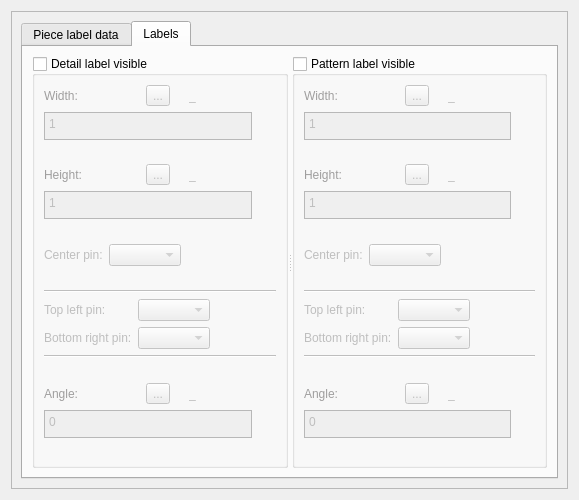
Above: src/libs/vtools/dialogs/tools/piece/tabs/tablabels.ui from FashionFreedom/Seamly2D before the change. Below: the same form after it.
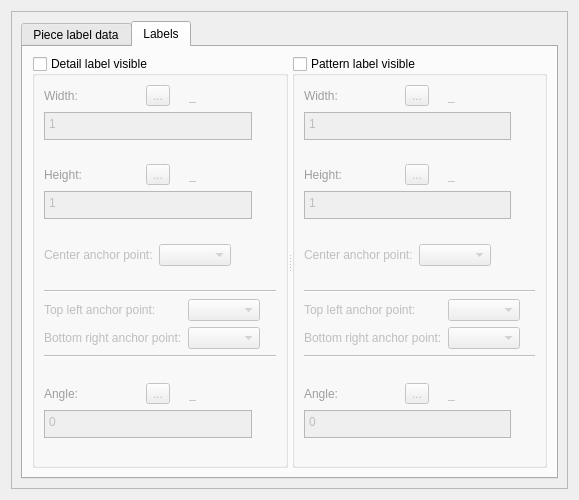
That is the form after the change. Icons and pictures are not drawn. Custom widgets are drawn as their Qt base class.

What changed in the file:
```diff
--- a/src/libs/vtools/dialogs/tools/piece/tabs/tablabels.ui
+++ b/src/libs/vtools/dialogs/tools/piece/tabs/tablabels.ui
@@ -684,7 +684,7 @@
                  <item row="0" column="0">
                   <widget class="QLabel" name="labelDLCenter">
                    <property name="text">
-                    <string>Center pin:</string>
+                    <string>Center anchor point:</string>
                    </property>
                   </widget>
                  </item>
@@ -721,7 +721,7 @@
                  <item row="0" column="0">
                   <widget class="QLabel" name="labelDLTopLeftPin">
                    <property name="text">
-                    <string>Top left pin:</string>
+                    <string>Top left anchor point:</string>
                    </property>
                   </widget>
                  </item>
@@ -731,7 +731,7 @@
                  <item row="1" column="0">
                   <widget class="QLabel" name="labelDLBottomRightPin">
                    <property name="text">
-                    <string>Bottom right pin:</string>
+                    <string>Bottom right anchor point:</string>
                    </property>
                   </widget>
                  </item>
@@ -1390,7 +1390,7 @@
                  <item row="0" column="0">
                   <widget class="QLabel" name="labelPLCenter">
                    <property name="text">
-                    <string>Center pin:</string>
+                    <string>Center anchor point:</string>
                    </property>
                   </widget>
                  </item>
@@ -1427,7 +1427,7 @@
                  <item row="0" column="0">
                   <widget class="QLabel" name="labelPLTopLeftPin">
                    <property name="text">
-                    <string>Top left pin:</string>
+                    <string>Top left anchor point:</string>
                    </property>
                   </widget>
                  </item>
@@ -1437,7 +1437,7 @@
                  <item row="1" column="0">
                   <widget class="QLabel" name="labelPLBottomRightPin">
                    <property name="text">
-                    <string>Bottom right pin:</string>
+                    <string>Bottom right anchor point:</string>
                    </property>
                   </widget>
                  </item>
```
